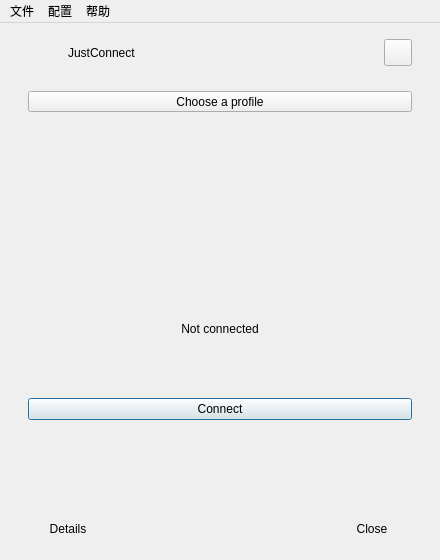
The window that presentation/main/mainwindow.ui (wtalioy/JustConnect) describes before a commit, drawn with Qt 5.
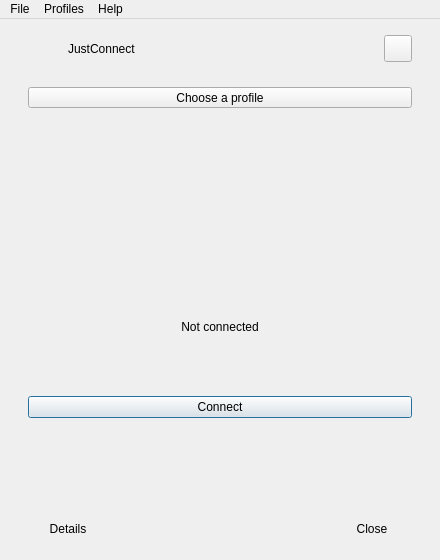
The same window after the commit. Icons and pictures are not drawn.

Patch:
```diff
--- a/presentation/main/mainwindow.ui
+++ b/presentation/main/mainwindow.ui
@@ -413,7 +413,7 @@
    </property>
    <widget class="QMenu" name="fileMenu">
     <property name="title">
-     <string>文件</string>
+     <string>File</string>
     </property>
     <addaction name="disableProxyAction" />
     <addaction name="inspectNetworkAction" />
@@ -428,13 +428,13 @@
    </widget>
    <widget class="QMenu" name="profileMenu">
     <property name="title">
-     <string>配置</string>
+     <string>Profiles</string>
     </property>
     <addaction name="configurationGuideAction" />
    </widget>
    <widget class="QMenu" name="helpMenu">
     <property name="title">
-     <string>帮助</string>
+     <string>Help</string>
     </property>
     <addaction name="checkUpdateAction" />
     <addaction name="projectAction" />
```
Left out of the diff: 48 changed lines with no effect on the pictures.
